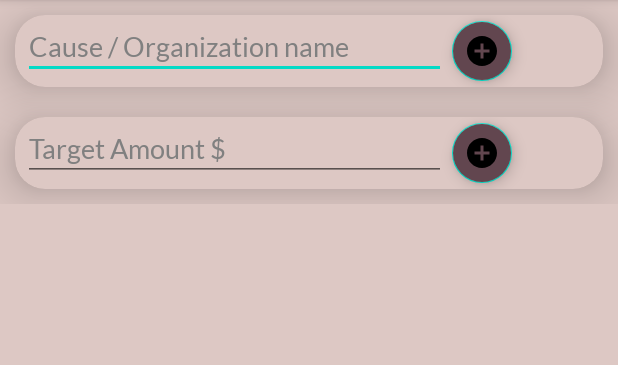
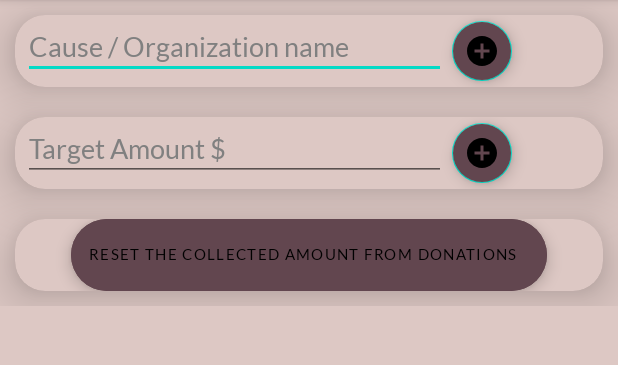
Before and after one commit to andree25/FinalApp, an Android app: the fragment AdminFragment shown on its own in the app's theme, on a phone screen of 412 x 824 dp, the part 84-449 px from its top. Run offline under Robolectric (Android 15) with nearby library versions, the phone set to English and light mode, and no system bars; our stand-ins replace Firebase (no records; nobody signed in at launch, a user with empty details on screens opened directly).

Commit message:
donation+admin functionality done

```diff
--- a/app/src/main/java/com/app/finalapp/ui/admin/AdminFragment.java
+++ b/app/src/main/java/com/app/finalapp/ui/admin/AdminFragment.java
@@ -14,6 +14,7 @@ import android.widget.EditText;
 import android.widget.Toast;
 
 import com.app.finalapp.R;
+import com.google.android.material.floatingactionbutton.ExtendedFloatingActionButton;
 import com.google.android.material.floatingactionbutton.FloatingActionButton;
 import com.google.firebase.auth.FirebaseAuth;
 import com.google.firebase.auth.FirebaseUser;
@@ -24,6 +25,7 @@ public class AdminFragment extends Fragment {
 
     private EditText causeInput, targetInput;
     private FloatingActionButton saveCauseButton, saveTargetButton;
+    private ExtendedFloatingActionButton resetCollectedAmount;
     private DatabaseReference database;
 
     public static AdminFragment newInstance() {
@@ -39,11 +41,12 @@ public class AdminFragment extends Fragment {
         targetInput = view.findViewById(R.id.target_input);
         saveCauseButton = view.findViewById(R.id.donation_case_button);
         saveTargetButton = view.findViewById(R.id.donation_taget_button);
-
+        resetCollectedAmount = view.findViewById(R.id.reset_collected_amount);
         database = FirebaseDatabase.getInstance().getReference().child("adminSettings");
 
         saveCauseButton.setOnClickListener(v -> saveCause());
         saveTargetButton.setOnClickListener(v -> saveTarget());
+        resetCollectedAmount.setOnClickListener(v -> resetCollectedAmount());
 
         return view;
     }
@@ -81,4 +84,9 @@ public class AdminFragment extends Fragment {
             Toast.makeText(getContext(), "Please enter a target.", Toast.LENGTH_SHORT).show();
         }
     }
+    private void resetCollectedAmount() {
+        database.child("currentAmount").setValue(0)
+                .addOnSuccessListener(aVoid -> Toast.makeText(getContext(), "Collected amount reset successfully!", Toast.LENGTH_SHORT).show())
+                .addOnFailureListener(e -> Toast.makeText(getContext(), "Failed to reset collected amount.", Toast.LENGTH_SHORT).show());
+    }
 }
--- a/app/src/main/res/layout/fragment_admin.xml
+++ b/app/src/main/res/layout/fragment_admin.xml
@@ -96,6 +96,34 @@
 
                 </RelativeLayout>
             </androidx.cardview.widget.CardView>
+            <androidx.cardview.widget.CardView
+                android:id="@+id/cardViewReset"
+                app:cardBackgroundColor="@color/colorAccent"
+                app:cardCornerRadius="20dp"
+                app:cardElevation="20dp"
+                android:layout_width="match_parent"
+                android:layout_height="wrap_content"
+                android:layout_margin="10dp"
+                android:layout_weight="1">
+
+                <RelativeLayout
+                    android:layout_width="match_parent"
+                    android:layout_height="wrap_content">
+
+                    <com.google.android.material.floatingactionbutton.ExtendedFloatingActionButton
+                        android:id="@+id/reset_collected_amount"
+                        android:layout_width="wrap_content"
+                        android:layout_height="match_parent"
+                        android:layout_centerInParent="true"
+                        android:layout_centerVertical="true"
+                        android:backgroundTint="@color/colorPrimary"
+                        android:clickable="true"
+                        android:text="@string/reset_collected"
+                        android:textSize="10sp"
+                        app:fabSize="mini" />
+
+                </RelativeLayout>
+            </androidx.cardview.widget.CardView>
         </LinearLayout>
     </ScrollView>
 </androidx.constraintlayout.widget.ConstraintLayout>
--- a/app/src/main/res/layout/fragment_donation.xml
+++ b/app/src/main/res/layout/fragment_donation.xml
@@ -52,7 +52,6 @@
                         android:layout_centerHorizontal="true"
                         android:layout_marginTop="10dp"
                         android:fontFamily="@font/lato"
-                        android:text="Will be added by Admin"
                         android:textColor="@color/grey1"
                         android:textSize="17sp" />
 
--- a/app/src/main/res/values/strings.xml
+++ b/app/src/main/res/values/strings.xml
@@ -35,13 +35,14 @@
 
     <!--Donation Page-->
     <string name="donation_title">This week\'s donation is made to:</string>
-    <string name="target">Donation Target:</string>
-    <string name="sum_target">Sum added by Admin</string>
+    <string name="target">Target: $0</string>
+    <string name="sum_target">Collected: $0</string>
     <string name="donation_hint">Donation Amount $ </string>
 
     <!--Admin Page -->
     <string name="admin">Admin</string>
     <string name="donation_target_hint">Target Amount $</string>
     <string name="donation_cause_name_hint">Cause / Organization name</string>
+    <string name="reset_collected">Reset the collected amount from donations</string>
 
 </resources>
```
Also changed, not shown: app/src/main/java/com/app/finalapp/MainActivity.java (+49 -33 lines), app/src/main/java/com/app/finalapp/ui/donation/DonationFragment.java (+105 -67 lines).
